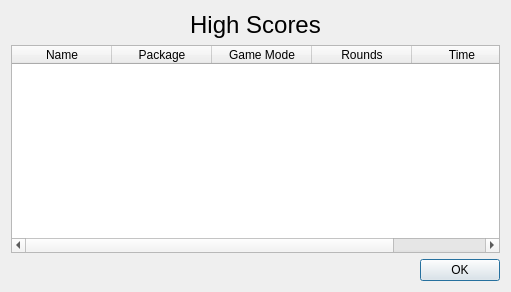
This is ui/highscores.ui in tdauth/gustavsfairyland as Qt 5 draws it before an edit. The edited form follows.
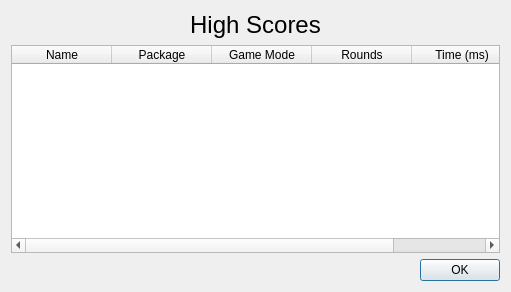
This is the edited form.

```diff
--- a/ui/highscores.ui
+++ b/ui/highscores.ui
@@ -37,6 +37,15 @@
      <property name="selectionBehavior">
       <enum>QAbstractItemView::SelectRows</enum>
      </property>
+     <attribute name="verticalHeaderCascadingSectionResizes">
+      <bool>false</bool>
+     </attribute>
+     <attribute name="verticalHeaderShowSortIndicator" stdset="0">
+      <bool>true</bool>
+     </attribute>
+     <attribute name="verticalHeaderStretchLastSection">
+      <bool>true</bool>
+     </attribute>
      <column>
       <property name="text">
        <string>Name</string>
@@ -59,7 +68,7 @@
      </column>
      <column>
       <property name="text">
-       <string>Time</string>
+       <string>Time (ms)</string>
       </property>
      </column>
     </widget>
```
